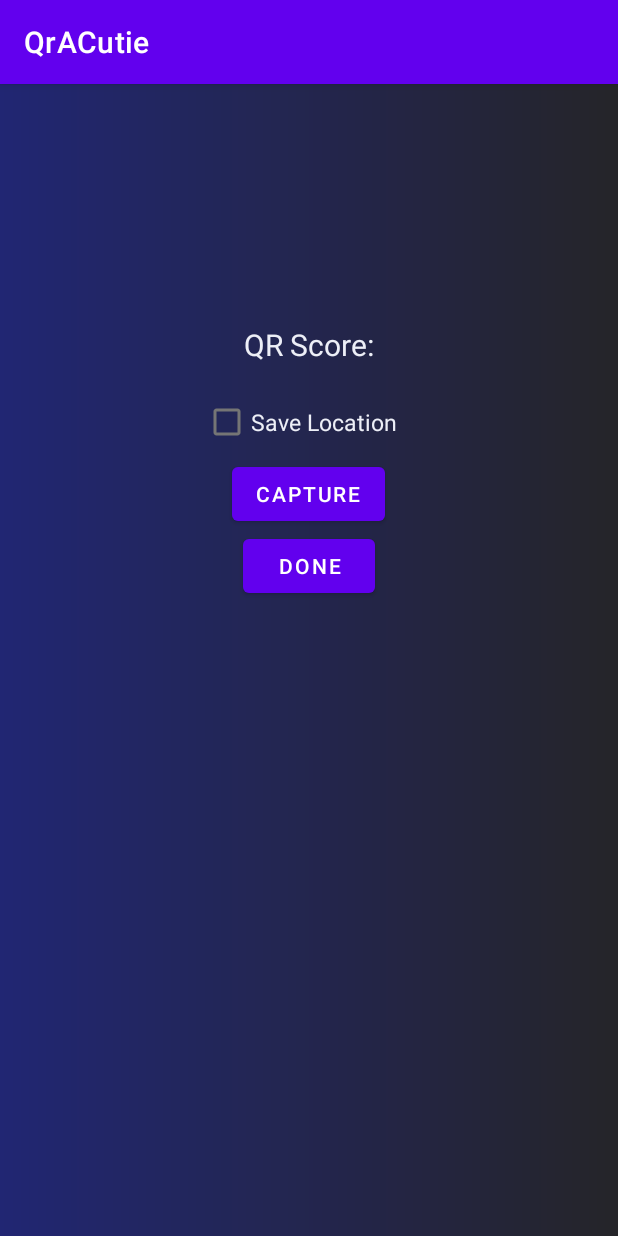
After one commit to CMPUT301W22T19/QrACutie, an Android app: the SaveQR screen opened directly, with no data from a screen before it, on a phone screen of 412 x 824 dp. The commit adds this screen. Run offline under Robolectric (Android 15) with nearby library versions, the phone set to English and light mode, and no system bars.

Commit message:
QRLocation and Image capture

```diff
--- a/app/build.gradle
+++ b/app/build.gradle
@@ -35,6 +35,7 @@ dependencies {
     implementation 'androidx.constraintlayout:constraintlayout:2.1.3'
     implementation 'com.google.firebase:firebase-firestore:24.0.1'
     implementation 'com.google.android.gms:play-services-mlkit-barcode-scanning:16.2.0'
+    implementation 'androidx.legacy:legacy-support-v4:1.0.0'
     testImplementation 'junit:junit:4.+'
     androidTestImplementation 'androidx.test.ext:junit:1.1.3'
     androidTestImplementation 'androidx.test.espresso:espresso-core:3.4.0'
--- /dev/null
+++ b/app/src/main/java/com/example/qracutie/SaveQR.java
@@ -0,0 +1,110 @@
+package com.example.qracutie;
+
+import androidx.activity.result.ActivityResult;
+import androidx.activity.result.ActivityResultCallback;
+import androidx.activity.result.ActivityResultLauncher;
+import androidx.activity.result.contract.ActivityResultContracts;
+import androidx.annotation.RequiresApi;
+import androidx.appcompat.app.AppCompatActivity;
+import androidx.core.app.ActivityCompat;
+
+import android.Manifest;
+import android.content.ActivityNotFoundException;
+import android.content.Intent;
+import android.content.pm.PackageManager;
+import android.graphics.Bitmap;
+import android.location.Location;
+import android.location.LocationManager;
+import android.os.Build;
+import android.os.Bundle;
+import android.provider.MediaStore;
+import android.view.View;
+import android.widget.Button;
+import android.widget.CheckBox;
+
+import java.util.function.Consumer;
+
+public class SaveQR extends AppCompatActivity {
+    static final int REQUEST_IMAGE_CAPTURE = 1;
+    private static final int REQUEST_LOCATION_PERMISSION = 1;
+    ActivityResultLauncher<Intent> activityResultLauncher;
+    LocationManager locationManager;
+
+    @Override
+    protected void onCreate(Bundle savedInstanceState) {
+        super.onCreate(savedInstanceState);
+        setContentView(R.layout.activity_save_qr);
+
+        locationManager = (LocationManager) getSystemService(LOCATION_SERVICE);
+// This part asks for location access permission from the user
+        if (ActivityCompat.checkSelfPermission(this, Manifest.permission.ACCESS_FINE_LOCATION) != PackageManager.PERMISSION_GRANTED) {
+            ActivityCompat.requestPermissions(this, new String[]
+                            {Manifest.permission.ACCESS_FINE_LOCATION},
+                    REQUEST_LOCATION_PERMISSION);
+        }
+
+
+        activityResultLauncher = registerForActivityResult(new ActivityResultContracts.StartActivityForResult(), new ActivityResultCallback<ActivityResult>() {
+            @Override
+            public void onActivityResult(ActivityResult result) {
+                if (result.getResultCode() == RESULT_OK && result.getData() != null) {
+                    Bundle extras = result.getData().getExtras();
+                    Bitmap imageBitmap = (Bitmap) extras.get("data");
+                    imageView.setImageBitmap(imageBitmap);
+                }
+            }
+        });
+        Button button1 = (Button) findViewById(R.id.CapturePic);
+        button1.setOnClickListener(view -> {
+            Intent takePictureIntent = new Intent(MediaStore.ACTION_IMAGE_CAPTURE);
+            try {
+                activityResultLauncher.launch(takePictureIntent);
+            } catch (ActivityNotFoundException e) {
+                // display error state to the user
+            }
+        });
+
+
+    }
+
+    @RequiresApi(api = Build.VERSION_CODES.N)
+    public void onCheckboxClicked(View view) {
+        // Is the view now checked?
+        boolean checked = ((CheckBox) view).isChecked();
+
+        // Check which checkbox was clicked
+        switch (view.getId()) {
+            case R.id.location:
+                if (checked) {
+                    if (ActivityCompat.checkSelfPermission(this, Manifest.permission.ACCESS_FINE_LOCATION) != PackageManager.PERMISSION_GRANTED && ActivityCompat.checkSelfPermission(this, Manifest.permission.ACCESS_COARSE_LOCATION) != PackageManager.PERMISSION_GRANTED) {
+                        // TODO: Consider calling
+                        //    ActivityCompat#requestPermissions
+                        // here to request the missing permissions, and then overriding
+                        //   public void onRequestPermissionsResult(int requestCode, String[] permissions,
+                        //                                          int[] grantResults)
+                        // to handle the case where the user grants the permission. See the documentation
+                        // for ActivityCompat#requestPermissions for more details.
+                        return;
+                    }
+                    if (Build.VERSION.SDK_INT >= Build.VERSION_CODES.R) {
+                        locationManager.getCurrentLocation(
+                                LocationManager.GPS_PROVIDER,
+                                null,
+                                SaveQR.this.getMainExecutor(),
+                                new Consumer<Location>() {
+                                    @Override
+                                    public void accept(Location location) {
+                                        // code
+                                    }
+                                });
+                    }
+                }
+                // Put some meat on the sandwich
+                else {
+                    // Remove the meat
+                    break;
+                }
+        }
+
+    }
+}
--- /dev/null
+++ b/app/src/main/res/drawable/gradient1.xml
@@ -0,0 +1,9 @@
+<?xml version="1.0" encoding="utf-8"?>
+<shape  xmlns:android="http://schemas.android.com/apk/res/android">
+    <gradient
+        android:type="linear"
+        android:angle="0"
+        android:startColor="#212673"
+        android:endColor="#252529">
+    </gradient>
+</shape>
--- /dev/null
+++ b/app/src/main/res/drawable/ic_baseline_filter_tilt_shift_24.xml
@@ -0,0 +1,5 @@
+<vector android:height="24dp"
+    android:viewportHeight="24" android:viewportWidth="24"
+    android:width="24dp" xmlns:android="http://schemas.android.com/apk/res/android">
+    <path android:fillColor="@android:color/white" android:pathData="M11,4.07L11,2.05c-2.01,0.2 -3.84,1 -5.32,2.21L7.1,5.69c1.11,-0.86 2.44,-1.44 3.9,-1.62zM18.32,4.26C16.84,3.05 15.01,2.25 13,2.05v2.02c1.46,0.18 2.79,0.76 3.9,1.62l1.42,-1.43zM19.93,11h2.02c-0.2,-2.01 -1,-3.84 -2.21,-5.32L18.31,7.1c0.86,1.11 1.44,2.44 1.62,3.9zM5.69,7.1L4.26,5.68C3.05,7.16 2.25,8.99 2.05,11h2.02c0.18,-1.46 0.76,-2.79 1.62,-3.9zM4.07,13L2.05,13c0.2,2.01 1,3.84 2.21,5.32l1.43,-1.43c-0.86,-1.1 -1.44,-2.43 -1.62,-3.89zM15,12c0,-1.66 -1.34,-3 -3,-3s-3,1.34 -3,3 1.34,3 3,3 3,-1.34 3,-3zM18.31,16.9l1.43,1.43c1.21,-1.48 2.01,-3.32 2.21,-5.32h-2.02c-0.18,1.45 -0.76,2.78 -1.62,3.89zM13,19.93v2.02c2.01,-0.2 3.84,-1 5.32,-2.21l-1.43,-1.43c-1.1,0.86 -2.43,1.44 -3.89,1.62zM5.68,19.74C7.16,20.95 9,21.75 11,21.95v-2.02c-1.46,-0.18 -2.79,-0.76 -3.9,-1.62l-1.42,1.43z"/>
+</vector>
--- /dev/null
+++ b/app/src/main/res/layout/activity_save_qr.xml
@@ -0,0 +1,43 @@
+<?xml version="1.0" encoding="utf-8"?>
+<LinearLayout xmlns:android="http://schemas.android.com/apk/res/android"
+    android:id="@+id/activity_save_qr"
+    android:orientation="vertical"
+    android:layout_width="match_parent"
+    android:layout_height="match_parent"
+    android:background="@drawable/gradient1">
+
+    <TextView
+        android:id="@+id/points"
+        android:layout_width="wrap_content"
+        android:layout_marginTop="160dp"
+        android:layout_height="41dp"
+        android:layout_gravity="center"
+        android:text="QR Score:"
+        android:textColor="#edeff7"
+        android:textSize="20sp" />
+
+    <CheckBox
+        android:id="@+id/location"
+        android:layout_width="141dp"
+        android:layout_height="wrap_content"
+        android:layout_gravity="center"
+        android:onClick="onCheckboxClicked"
+        android:text="Save Location"
+        android:textColor="#edeff7"
+        android:textSize="15sp" />
+    <Button
+        android:id="@+id/CapturePic"
+        android:layout_width="wrap_content"
+        android:layout_height="wrap_content"
+        android:layout_gravity="center"
+        android:text="Capture">
+    </Button>
+    <Button
+        android:layout_width="wrap_content"
+        android:layout_height="wrap_content"
+        android:layout_gravity="center"
+        android:text="Done">
+    </Button>
+
+
+</LinearLayout>
--- a/app/src/main/res/values/strings.xml
+++ b/app/src/main/res/values/strings.xml
@@ -7,4 +7,6 @@
     <string name="total_points">Total Points</string>
     <string name="total_codes">Total Codes</string>
     <string name="username">username</string>
+    <!-- TODO: Remove or change this placeholder text -->
+    <string name="hello_blank_fragment">Hello blank fragment</string>
 </resources>
```
Also changed, not shown: app/src/main/AndroidManifest.xml (+20 -4 lines), app/src/main/java/com/example/qracutie/Camera_.java (deleted, +0 -175 lines), app/src/main/java/com/example/qracutie/MainActivity.java (+4 -4 lines), app/src/main/res/layout/activity_camera.xml (+14 -7 lines).
